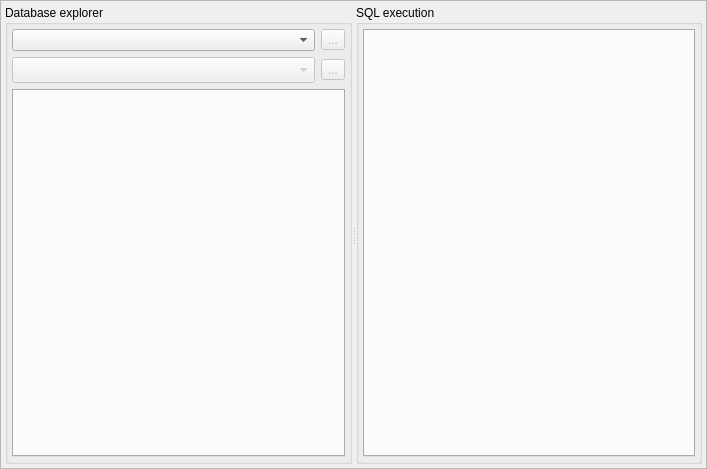
The window that libpgmodeler_ui/ui/sqltoolwidget.ui (pgmodeler/pgmodeler) describes before a commit, drawn with Qt 5.
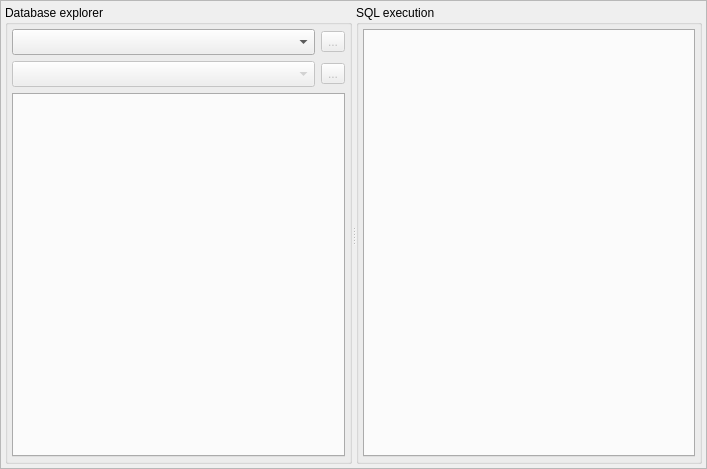
The same window after the commit. Icons and pictures are not drawn.

Commit message: Minor adjustment on widgets that are used to set connections.

What changed in the file:
```diff
--- a/libpgmodeler_ui/ui/sqltoolwidget.ui
+++ b/libpgmodeler_ui/ui/sqltoolwidget.ui
@@ -118,6 +118,15 @@
               <property name="editable">
                <bool>false</bool>
               </property>
+              <property name="sizeAdjustPolicy">
+               <enum>QComboBox::AdjustToMinimumContentsLengthWithIcon</enum>
+              </property>
+              <property name="iconSize">
+               <size>
+                <width>18</width>
+                <height>18</height>
+               </size>
+              </property>
              </widget>
             </item>
             <item>
```
The commit also changes 6 other files.
